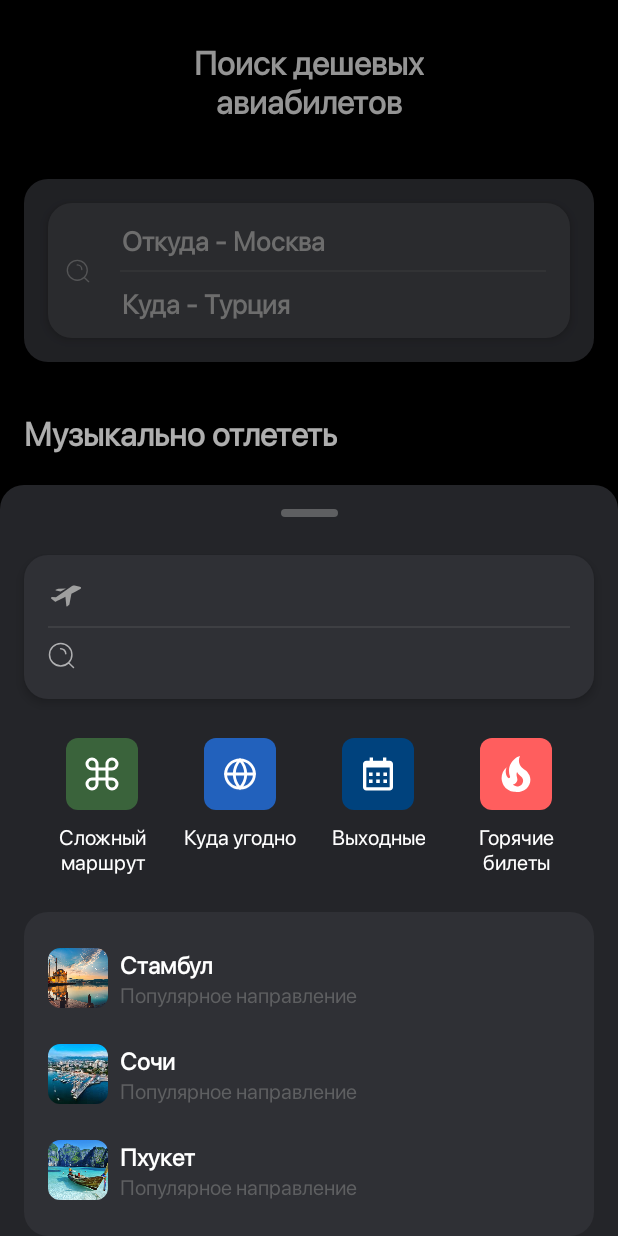
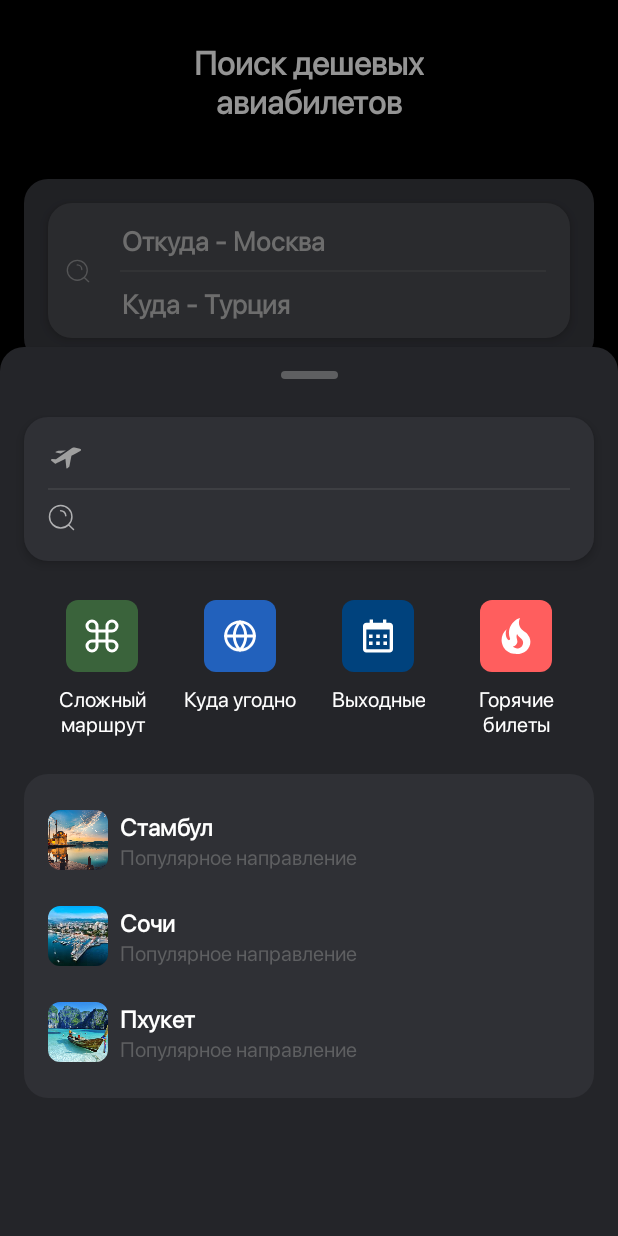
Before and after one commit to Djambulat69/AviaTickets, an Android app: the fragment SearchFragment placed in its activity, on a phone screen of 412 x 824 dp. Run offline under Robolectric (Android 15) with nearby library versions, the phone set to English and light mode, and no system bars; libraries missing offline, so code that uses them is left out: com.jakewharton.retrofit2; network calls fail; 1 statement that could not run was skipped.

Commit message:
fixed popular cities layout

```diff
--- a/app/search/src/main/res/layout/fragment_search.xml
+++ b/app/search/src/main/res/layout/fragment_search.xml
@@ -4,6 +4,7 @@
     xmlns:tools="http://schemas.android.com/tools"
     android:layout_width="match_parent"
     android:layout_height="match_parent"
+    android:paddingBottom="100dp"
     android:background="@drawable/bottom_sheet_bg">
 
     <View
@@ -177,40 +178,141 @@
         android:background="@drawable/grey3_round_bg"
         app:layout_constraintTop_toBottomOf="@id/hard_route_hint" />
 
+
+    <LinearLayout
+        android:id="@+id/stambul_hint"
+        android:layout_width="0dp"
+        android:layout_height="wrap_content"
+        android:layout_marginHorizontal="16dp"
+        android:background="?attr/selectableItemBackground"
+        android:clickable="true"
+        android:focusable="true"
+        android:orientation="horizontal"
+        app:layout_constraintBottom_toTopOf="@id/sochi_hint"
+        app:layout_constraintEnd_toEndOf="@id/popular_cities_bg"
+        app:layout_constraintStart_toStartOf="@id/popular_cities_bg"
+        app:layout_constraintTop_toTopOf="@id/popular_cities_bg">
+
         <com.google.android.material.imageview.ShapeableImageView
-        android:id="@+id/stambul_img"
             android:layout_width="@dimen/popular_city_img_size"
             android:layout_height="@dimen/popular_city_img_size"
-        android:layout_marginStart="16dp"
             android:scaleType="centerCrop"
-        app:layout_constraintBottom_toTopOf="@id/sochi_img"
-        app:layout_constraintStart_toStartOf="@id/popular_cities_bg"
-        app:layout_constraintTop_toTopOf="@id/popular_cities_bg"
             app:shapeAppearance="@style/RoundedCornersShape8"
             app:srcCompat="@drawable/stambul" />
 
+        <LinearLayout
+            android:layout_width="wrap_content"
+            android:layout_height="match_parent"
+            android:orientation="vertical">
 
             <TextView
-        android:id="@+id/stambul_text"
-        android:layout_width="0dp"
+                android:layout_width="wrap_content"
                 android:layout_height="wrap_content"
                 android:layout_marginStart="8dp"
                 android:text="@string/stambul"
                 android:textColor="@android:color/white"
                 android:textSize="16sp"
-        android:textStyle="bold"
-        app:layout_constraintStart_toEndOf="@id/stambul_img"
-        app:layout_constraintTop_toTopOf="@id/stambul_img" />
+                android:textStyle="bold" />
 
             <TextView
-        android:layout_width="0dp"
+                android:layout_width="wrap_content"
                 android:layout_height="wrap_content"
                 android:layout_marginStart="8dp"
                 android:text="@string/popular_direction"
                 android:textColor="@color/grey5"
-        android:textSize="14sp"
-        app:layout_constraintStart_toEndOf="@id/stambul_img"
-        app:layout_constraintTop_toBottomOf="@id/stambul_text" />
+                android:textSize="14sp" />
+        </LinearLayout>
+    </LinearLayout>
+
+    <LinearLayout
+        android:id="@+id/sochi_hint"
+        android:layout_width="0dp"
+        android:layout_height="wrap_content"
+        android:layout_marginHorizontal="16dp"
+        android:background="?attr/selectableItemBackground"
+        android:clickable="true"
+        android:focusable="true"
+        android:orientation="horizontal"
+        app:layout_constraintBottom_toTopOf="@id/phuket_hint"
+        app:layout_constraintEnd_toEndOf="@id/popular_cities_bg"
+        app:layout_constraintStart_toStartOf="@id/popular_cities_bg"
+        app:layout_constraintTop_toBottomOf="@id/stambul_hint">
+
+        <com.google.android.material.imageview.ShapeableImageView
+            android:layout_width="@dimen/popular_city_img_size"
+            android:layout_height="@dimen/popular_city_img_size"
+            android:scaleType="centerCrop"
+            app:shapeAppearance="@style/RoundedCornersShape8"
+            app:srcCompat="@drawable/sochi" />
+
+        <LinearLayout
+            android:layout_width="wrap_content"
+            android:layout_height="match_parent"
+            android:orientation="vertical">
+
+            <TextView
+                android:layout_width="wrap_content"
+                android:layout_height="wrap_content"
+                android:layout_marginStart="8dp"
+                android:text="@string/sochi"
+                android:textColor="@android:color/white"
+                android:textSize="16sp"
+                android:textStyle="bold" />
+
+            <TextView
+                android:layout_width="wrap_content"
+                android:layout_height="wrap_content"
+                android:layout_marginStart="8dp"
+                android:text="@string/popular_direction"
+                android:textColor="@color/grey5"
+                android:textSize="14sp" />
+        </LinearLayout>
+    </LinearLayout>
+
+    <LinearLayout
+        android:id="@+id/phuket_hint"
+        android:layout_width="0dp"
+        android:layout_height="wrap_content"
+        android:layout_marginHorizontal="16dp"
+        android:background="?attr/selectableItemBackground"
+        android:clickable="true"
+        android:focusable="true"
+        android:orientation="horizontal"
+        app:layout_constraintBottom_toBottomOf="@id/popular_cities_bg"
+        app:layout_constraintEnd_toEndOf="@id/popular_cities_bg"
+        app:layout_constraintStart_toStartOf="@id/popular_cities_bg"
+        app:layout_constraintTop_toBottomOf="@id/sochi_hint">
+
+        <com.google.android.material.imageview.ShapeableImageView
+            android:layout_width="@dimen/popular_city_img_size"
+            android:layout_height="@dimen/popular_city_img_size"
+            android:scaleType="centerCrop"
+            app:shapeAppearance="@style/RoundedCornersShape8"
+            app:srcCompat="@drawable/phuket" />
+
+        <LinearLayout
+            android:layout_width="wrap_content"
+            android:layout_height="match_parent"
+            android:orientation="vertical">
+
+            <TextView
+                android:layout_width="wrap_content"
+                android:layout_height="wrap_content"
+                android:layout_marginStart="8dp"
+                android:text="@string/phuket"
+                android:textColor="@android:color/white"
+                android:textSize="16sp"
+                android:textStyle="bold" />
+
+            <TextView
+                android:layout_width="wrap_content"
+                android:layout_height="wrap_content"
+                android:layout_marginStart="8dp"
+                android:text="@string/popular_direction"
+                android:textColor="@color/grey5"
+                android:textSize="14sp" />
+        </LinearLayout>
+    </LinearLayout>
 
     <View
         android:layout_width="0dp"
@@ -221,41 +323,8 @@
         android:backgroundTint="@color/grey6"
         app:layout_constraintEnd_toEndOf="@id/popular_cities_bg"
         app:layout_constraintStart_toStartOf="@id/popular_cities_bg"
-        app:layout_constraintTop_toBottomOf="@id/stambul_img" />
+        app:layout_constraintTop_toBottomOf="@id/stambul_hint" />
 
-    <com.google.android.material.imageview.ShapeableImageView
-        android:id="@+id/sochi_img"
-        android:layout_width="@dimen/popular_city_img_size"
-        android:layout_height="@dimen/popular_city_img_size"
-        android:layout_marginStart="16dp"
-        android:scaleType="centerCrop"
-        app:layout_constraintBottom_toTopOf="@id/phuket_img"
-        app:layout_constraintStart_toStartOf="@id/popular_cities_bg"
-        app:layout_constraintTop_toBottomOf="@id/stambul_img"
-        app:shapeAppearance="@style/RoundedCornersShape8"
-        app:srcCompat="@drawable/sochi" />
-
-    <TextView
-        android:id="@+id/sochi_text"
-        android:layout_width="0dp"
-        android:layout_height="wrap_content"
-        android:layout_marginStart="8dp"
-        android:text="@string/sochi"
-        android:textColor="@android:color/white"
-        android:textSize="16sp"
-        android:textStyle="bold"
-        app:layout_constraintStart_toEndOf="@id/sochi_img"
-        app:layout_constraintTop_toTopOf="@id/sochi_img" />
-
-    <TextView
-        android:layout_width="0dp"
-        android:layout_height="wrap_content"
-        android:layout_marginStart="8dp"
-        android:text="@string/popular_direction"
-        android:textColor="@color/grey5"
-        android:textSize="14sp"
-        app:layout_constraintStart_toEndOf="@id/sochi_img"
-        app:layout_constraintTop_toBottomOf="@id/sochi_text" />
 
     <View
         android:layout_width="0dp"
@@ -266,41 +335,7 @@
         android:backgroundTint="@color/grey6"
         app:layout_constraintEnd_toEndOf="@id/popular_cities_bg"
         app:layout_constraintStart_toStartOf="@id/popular_cities_bg"
-        app:layout_constraintTop_toBottomOf="@id/sochi_img" />
-
-    <com.google.android.material.imageview.ShapeableImageView
-        android:id="@+id/phuket_img"
-        android:layout_width="@dimen/popular_city_img_size"
-        android:layout_height="@dimen/popular_city_img_size"
-        android:layout_marginStart="16dp"
-        android:scaleType="centerCrop"
-        app:layout_constraintBottom_toBottomOf="@id/popular_cities_bg"
-        app:layout_constraintStart_toStartOf="@id/popular_cities_bg"
-        app:layout_constraintTop_toBottomOf="@id/sochi_img"
-        app:shapeAppearance="@style/RoundedCornersShape8"
-        app:srcCompat="@drawable/phuket" />
-
-    <TextView
-        android:id="@+id/phuket_text"
-        android:layout_width="0dp"
-        android:layout_height="wrap_content"
-        android:layout_marginStart="8dp"
-        android:text="@string/phuket"
-        android:textColor="@android:color/white"
-        android:textSize="16sp"
-        android:textStyle="bold"
-        app:layout_constraintStart_toEndOf="@id/phuket_img"
-        app:layout_constraintTop_toTopOf="@id/phuket_img" />
-
-    <TextView
-        android:layout_width="0dp"
-        android:layout_height="wrap_content"
-        android:layout_marginStart="8dp"
-        android:text="@string/popular_direction"
-        android:textColor="@color/grey5"
-        android:textSize="14sp"
-        app:layout_constraintStart_toEndOf="@id/phuket_img"
-        app:layout_constraintTop_toBottomOf="@id/phuket_text" />
+        app:layout_constraintTop_toBottomOf="@id/sochi_hint" />
 
     <View
         android:layout_width="0dp"
@@ -311,7 +346,7 @@
         android:backgroundTint="@color/grey6"
         app:layout_constraintEnd_toEndOf="@id/popular_cities_bg"
         app:layout_constraintStart_toStartOf="@id/popular_cities_bg"
-        app:layout_constraintTop_toBottomOf="@id/phuket_img" />
+        app:layout_constraintTop_toBottomOf="@id/phuket_hint" />
 
 
 </androidx.constraintlayout.widget.ConstraintLayout>
```
Lines whose indentation alone changed are shown as unchanged.
